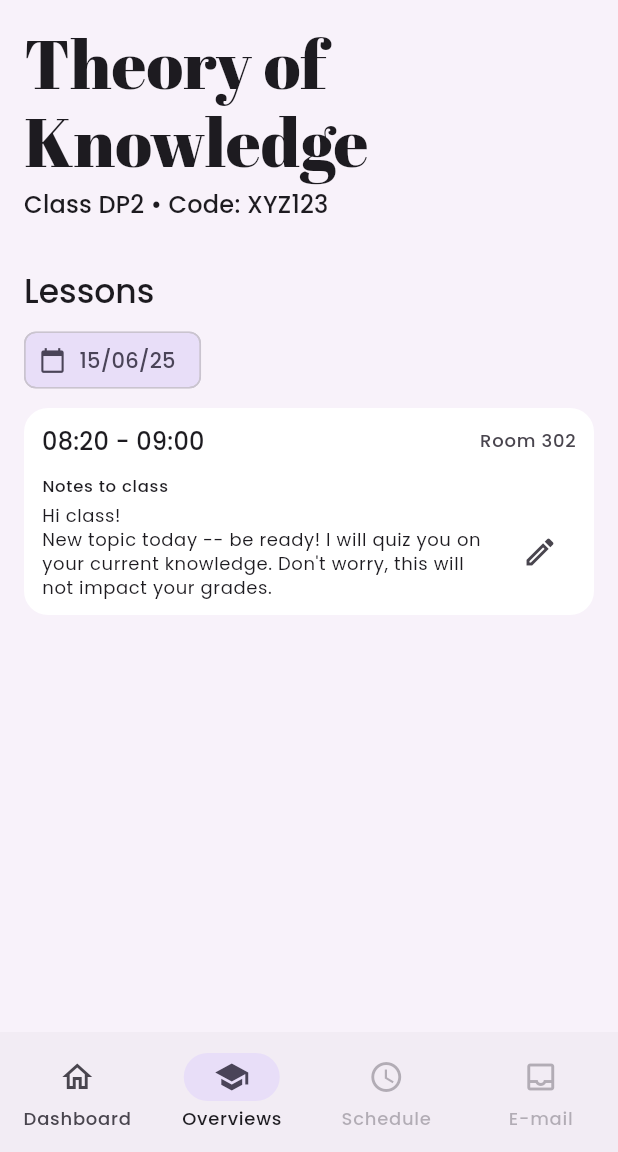
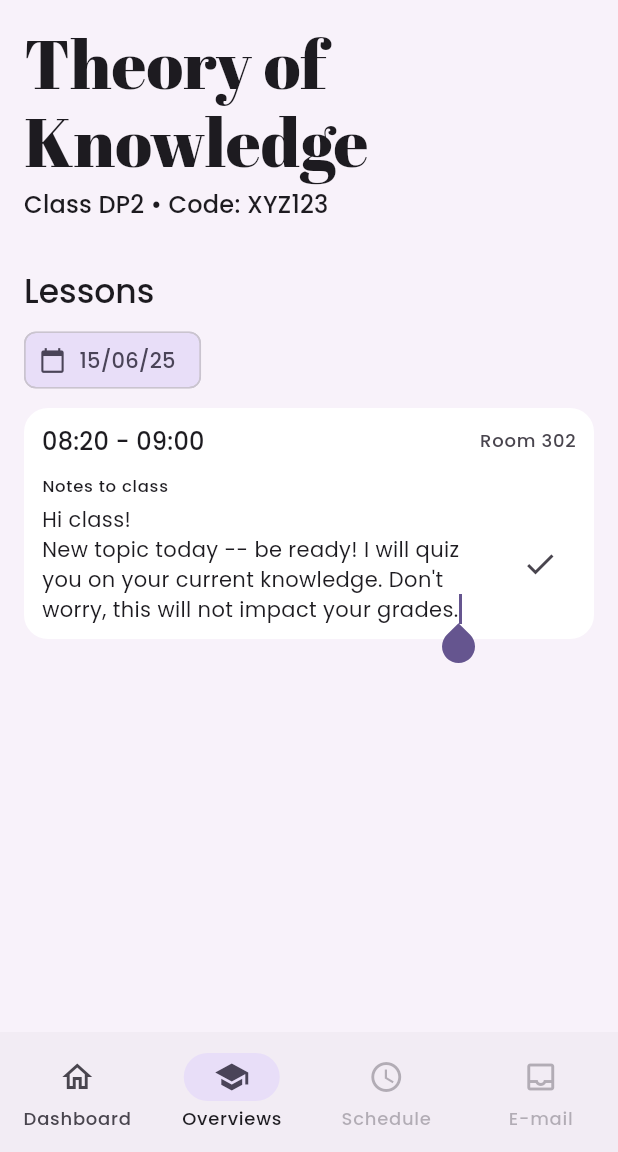
Before and after one commit to ErnGusMik/eclass, a Flutter app: the screen it shows after launch, item 2 of the bottom bar chosen, after a tap on the "edit" icon, on a phone screen of 412 x 824 dp, the part 84-1236 px from its top. Run offline on Flutter 3.47's test engine with Material 3 defaults, Android fonts, the phone set to English and light mode, and no system bars; our stand-ins replace file_picker, google_fonts, google_sign_in, open_filex; missing offline and left inert: flutter_quill.

Commit message:
Started lesson card UI

```diff
--- a/eclass_flutter/lib/teacher_panel/lesson_page/ui.dart
+++ b/eclass_flutter/lib/teacher_panel/lesson_page/ui.dart
@@ -61,10 +61,38 @@ class _LessonsSectionState extends State<LessonsSection> {
             ),
           ),
         ),
-        Container(
+        LessonCard(),
+      ],
+    );
+  }
+}
+
+class LessonCard extends StatefulWidget {
+  const LessonCard({super.key});
+
+  @override
+  State<LessonCard> createState() => _LessonCardState();
+}
+
+class _LessonCardState extends State<LessonCard> {
+  TextEditingController notesController = TextEditingController();
+  FocusNode notesFocusNode = FocusNode();
+  bool editingNotes = false;
+
+  @override
+  void initState() {
+    super.initState();
+    notesController.text =
+    "Hi class!\nNew topic today -- be ready! I will quiz you on your current knowledge. Don't worry, this will not impact your grades.";
+  }
+
+  @override
+  Widget build(BuildContext context) {
+
+    return Container(
       decoration: BoxDecoration(
         color: Theme.of(context).colorScheme.surfaceContainerLowest,
-            borderRadius: BorderRadius.circular(16.0)
+        borderRadius: BorderRadius.circular(16.0),
       ),
       padding: EdgeInsets.symmetric(vertical: 10.0, horizontal: 12.0),
       child: Column(
@@ -73,33 +101,66 @@ class _LessonsSectionState extends State<LessonsSection> {
           Row(
             mainAxisAlignment: MainAxisAlignment.spaceBetween,
             children: [
-                  Text("08:20 - 09:00", style: Theme.of(context).textTheme.titleMedium),
-                  Text("Room 302", style: Theme.of(context).textTheme.labelMedium?.copyWith(color: Theme.of(context).colorScheme.onSurfaceVariant))
+              Text(
+                "08:20 - 09:00",
+                style: Theme.of(context).textTheme.titleMedium,
+              ),
+              Text(
+                "Room 302",
+                style: Theme.of(context).textTheme.labelMedium?.copyWith(
+                  color: Theme.of(context).colorScheme.onSurfaceVariant,
+                ),
+              ),
             ],
           ),
           Column(
             crossAxisAlignment: CrossAxisAlignment.start,
             spacing: 4.0,
             children: [
-                  Text("Notes to class", style: Theme.of(context).textTheme.labelSmall),
+              Text(
+                "Notes to class",
+                style: Theme.of(context).textTheme.labelSmall,
+              ),
               Row(
-                    spacing: 4.0,
                 children: [
                   Expanded(
-                        child: Text("Hi class!\nNew topic today -- be ready! I will quiz you on your current knowledge. Don't worry, this will not impact your grades.", style: Theme.of(context).textTheme.bodySmall),
+                    child: TextField(
+                      controller: notesController,
+                      focusNode: notesFocusNode,
+                      enabled: editingNotes,
+                      decoration: InputDecoration.collapsed(
+                        hintText: 'None',
+                        hintStyle: Theme.of(
+                          context,
+                        ).textTheme.bodyMedium?.copyWith(
+                          color: Theme.of(context).colorScheme.onSurfaceVariant,
+                        ),
+                      ),
+                      maxLines: null,
+                      style: Theme.of(context).textTheme.bodyMedium,
+                    ),
                   ),
                   IconButton(
-                        icon: Icon(Icons.edit_outlined),
-                        onPressed: () {},
-                      )
-                    ],
-                  )
-                ],
-              )
+                    icon: Icon(
+                      editingNotes ? Icons.check : Icons.edit_outlined,
+                    ),
+                    onPressed: () {
+                      setState(() {
+                        editingNotes = !editingNotes;
+                      });
+                      if (editingNotes) {
+                        WidgetsBinding.instance.addPostFrameCallback((_) {
+                          notesFocusNode.requestFocus();
+                        });
+                      }
+                    },
+                  ),
                 ],
               ),
-        )
             ],
+          ),
+        ],
+      ),
     );
   }
 }
```
Lines whose indentation alone changed are shown as unchanged.
